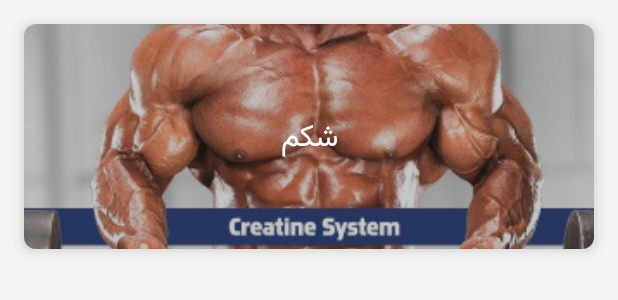
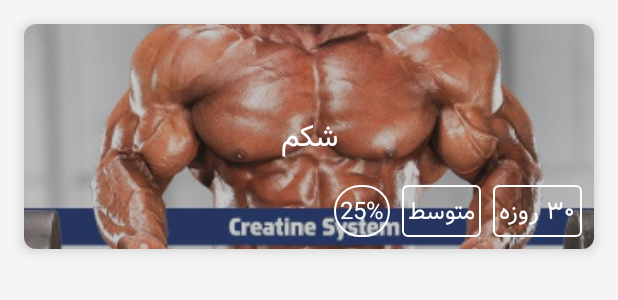
Before and after one commit to valiamin21/fitness_app, an Android app: the layout layout_plan_item.xml on its own in the app's theme, with its tools: preview values and no code run, on a phone screen of 412 x 824 dp. Shown: the top 300 px of the screen. Run offline under Robolectric (Android 15) with nearby library versions, the phone set to English and light mode, and no system bars; network calls fail.

Commit message:
adding TextViews to layout_plan_item

```diff
--- /dev/null
+++ b/app/src/main/res/drawable/selector_border_radius.xml
@@ -0,0 +1,9 @@
+<?xml version="1.0" encoding="utf-8"?>
+<selector xmlns:android="http://schemas.android.com/apk/res/android">
+    <item>
+        <shape android:shape="rectangle">
+            <stroke android:width="1dp" android:color="@color/picturesTextColor"/>
+            <corners android:radius="@dimen/tag_text_radius"/>
+        </shape>
+    </item>
+</selector>
--- /dev/null
+++ b/app/src/main/res/drawable/selector_circle_border.xml
@@ -0,0 +1,9 @@
+<?xml version="1.0" encoding="utf-8"?>
+<selector xmlns:android="http://schemas.android.com/apk/res/android">
+    <item>
+        <shape android:shape="rectangle">
+            <stroke android:width="1dp" android:color="@color/picturesTextColor"/>
+            <corners android:radius="1000dp"/>
+        </shape>
+    </item>
+</selector>
--- a/app/src/main/res/layout/layout_plan_item.xml
+++ b/app/src/main/res/layout/layout_plan_item.xml
@@ -8,28 +8,59 @@
     android:layout_marginTop="@dimen/standard_margin_x2"
     android:layout_marginRight="@dimen/standard_margin_x2"
     android:layout_marginBottom="@dimen/standard_margin"
-    app:cardCornerRadius="@dimen/app_radius"
     android:clickable="true"
     android:foreground="?attr/selectableItemBackgroundBorderless"
+    android:layoutDirection="rtl"
+    app:cardCornerRadius="@dimen/app_radius"
     app:cardElevation="@dimen/app_cards_elevation">
 
     <ImageView
         android:id="@+id/plan_item_image"
         android:layout_width="match_parent"
         android:layout_height="150dp"
-        tools:src="@drawable/test_image"
-        android:scaleType="centerCrop"/>
+        android:scaleType="centerCrop"
+        tools:src="@drawable/test_image" />
 
     <ir.proglovving.cfviews.CfTextView
         android:id="@+id/plan_item_title"
         android:layout_width="match_parent"
         android:layout_height="match_parent"
         android:layout_gravity="center"
+        android:background="#44333333"
+        android:gravity="center"
         android:textColor="@color/picturesTextColor"
         android:textSize="@dimen/standard_font_size_very_large"
         android:textStyle="bold"
-        tools:text="شکم"
-        android:gravity="center"
-        android:background="#44333333"/>
+        tools:text="شکم" />
+
+    <LinearLayout
+        android:layout_width="match_parent"
+        android:layout_height="wrap_content"
+        android:layout_gravity="bottom"
+        android:layout_margin="@dimen/standard_margin">
+
+        <ir.proglovving.cfviews.CfTextView
+            style="@style/TagTextStyle"
+            android:layout_width="wrap_content"
+            android:layout_height="wrap_content"
+            android:background="@drawable/selector_border_radius"
+            android:text="۳۰ روزه" />
+
+        <ir.proglovving.cfviews.CfTextView
+            style="@style/TagTextStyle"
+            android:layout_width="wrap_content"
+            android:layout_height="wrap_content"
+            android:background="@drawable/selector_border_radius"
+            android:text="متوسط"
+            android:layout_marginHorizontal="@dimen/standard_margin"/>
+
+        <ir.proglovving.cfviews.CfTextView
+            style="@style/TagTextStyle"
+            android:layout_width="wrap_content"
+            android:layout_height="wrap_content"
+            android:background="@drawable/selector_circle_border"
+            android:text="25%" />
+
+    </LinearLayout>
 
 </androidx.cardview.widget.CardView>
--- a/app/src/main/res/values/dimens.xml
+++ b/app/src/main/res/values/dimens.xml
@@ -13,6 +13,7 @@
 
     <dimen name="app_radius">8dp</dimen>
     <dimen name="app_radius_x">16dp</dimen>
+    <dimen name="tag_text_radius">3dp</dimen>
 
     <dimen name="app_cards_elevation">5dp</dimen>
 </resources>
--- a/app/src/main/res/values/styles.xml
+++ b/app/src/main/res/values/styles.xml
@@ -8,4 +8,11 @@
         <item name="android:textColorPrimary">@color/textColorPrimary</item>
         <item name="android:windowBackground">@color/windowBackgroundColor</item>
     </style>
+
+    <style name="TagTextStyle">
+        <item name="android:textStyle">bold</item>
+        <item name="android:textColor">@color/picturesTextColor</item>
+        <item name="android:textSize">@dimen/standard_font_size_large</item>
+        <item name="android:padding">@dimen/small_margin</item>
+    </style>
 </resources>
```
